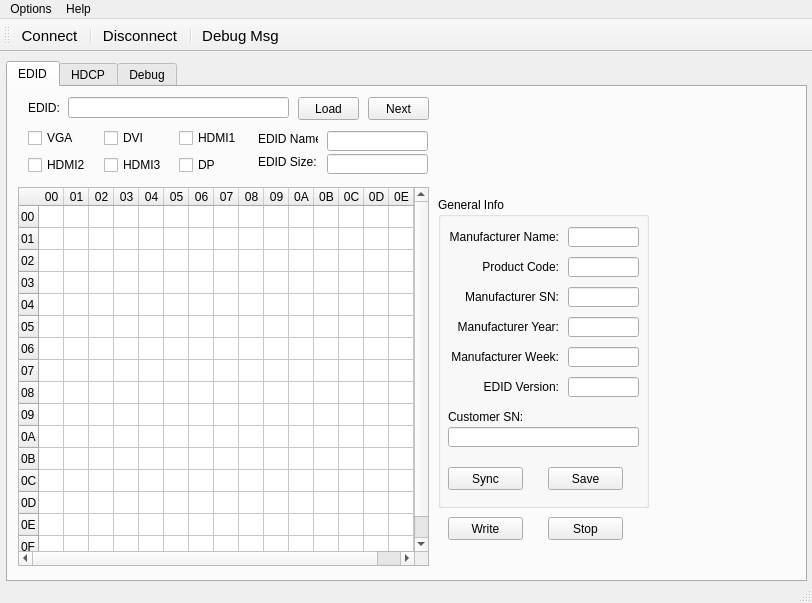
Before: the Qt Designer form mainwindow.ui in HeartbreakSurvivor/DDCTool, drawn with Qt 5.
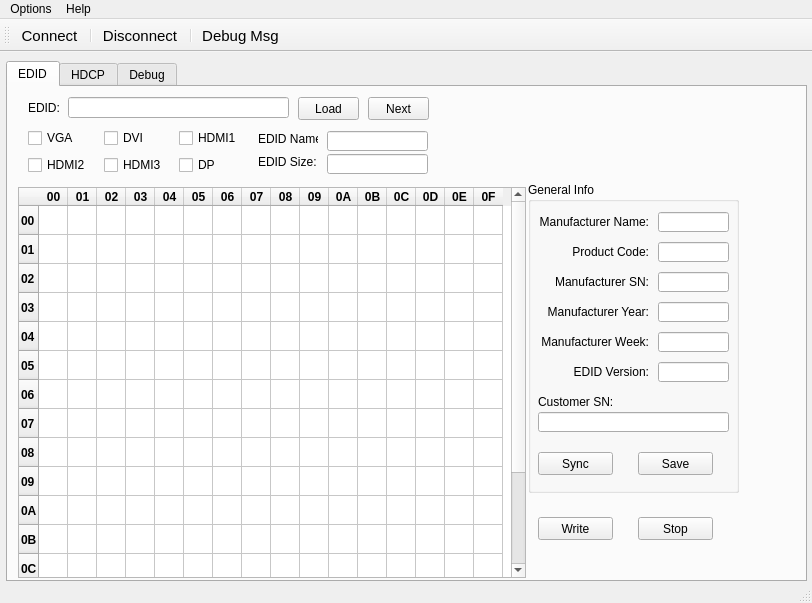
After: the same form once the commit is applied. Icons and pictures are not drawn.

Patch:
```diff
--- a/mainwindow.ui
+++ b/mainwindow.ui
@@ -92,12 +92,30 @@
        <rect>
         <x>10</x>
         <y>100</y>
-        <width>411</width>
-        <height>379</height>
+        <width>508</width>
+        <height>391</height>
        </rect>
       </property>
+      <property name="minimumSize">
+       <size>
+        <width>508</width>
+        <height>391</height>
+       </size>
+      </property>
+      <property name="maximumSize">
+       <size>
+        <width>508</width>
+        <height>391</height>
+       </size>
+      </property>
+      <property name="font">
+       <font>
+        <weight>75</weight>
+        <bold>true</bold>
+       </font>
+      </property>
       <property name="lineWidth">
-       <number>1</number>
+       <number>0</number>
       </property>
       <property name="midLineWidth">
        <number>0</number>
@@ -124,16 +142,16 @@
        <bool>true</bool>
       </attribute>
       <attribute name="horizontalHeaderDefaultSectionSize">
-       <number>24</number>
+       <number>29</number>
       </attribute>
       <attribute name="horizontalHeaderHighlightSections">
        <bool>true</bool>
       </attribute>
       <attribute name="horizontalHeaderMinimumSectionSize">
-       <number>25</number>
+       <number>26</number>
       </attribute>
       <attribute name="verticalHeaderDefaultSectionSize">
-       <number>22</number>
+       <number>29</number>
       </attribute>
       <attribute name="verticalHeaderShowSortIndicator" stdset="0">
        <bool>false</bool>
@@ -382,8 +400,8 @@
      <widget class="QGroupBox" name="groupBox_2">
       <property name="geometry">
        <rect>
-        <x>430</x>
-        <y>110</y>
+        <x>520</x>
+        <y>95</y>
         <width>211</width>
         <height>311</height>
        </rect>
@@ -624,7 +642,7 @@
      <widget class="QPushButton" name="edidWrite_Btn">
       <property name="geometry">
        <rect>
-        <x>440</x>
+        <x>530</x>
         <y>430</y>
         <width>75</width>
         <height>23</height>
@@ -637,8 +655,8 @@
      <widget class="QLabel" name="label_7">
       <property name="geometry">
        <rect>
-        <x>430</x>
-        <y>10</y>
+        <x>520</x>
+        <y>0</y>
         <width>211</width>
         <height>91</height>
        </rect>
@@ -659,7 +677,7 @@
      <widget class="QPushButton" name="edidStop_Btn">
       <property name="geometry">
        <rect>
-        <x>540</x>
+        <x>630</x>
         <y>430</y>
         <width>75</width>
         <height>23</height>
```
